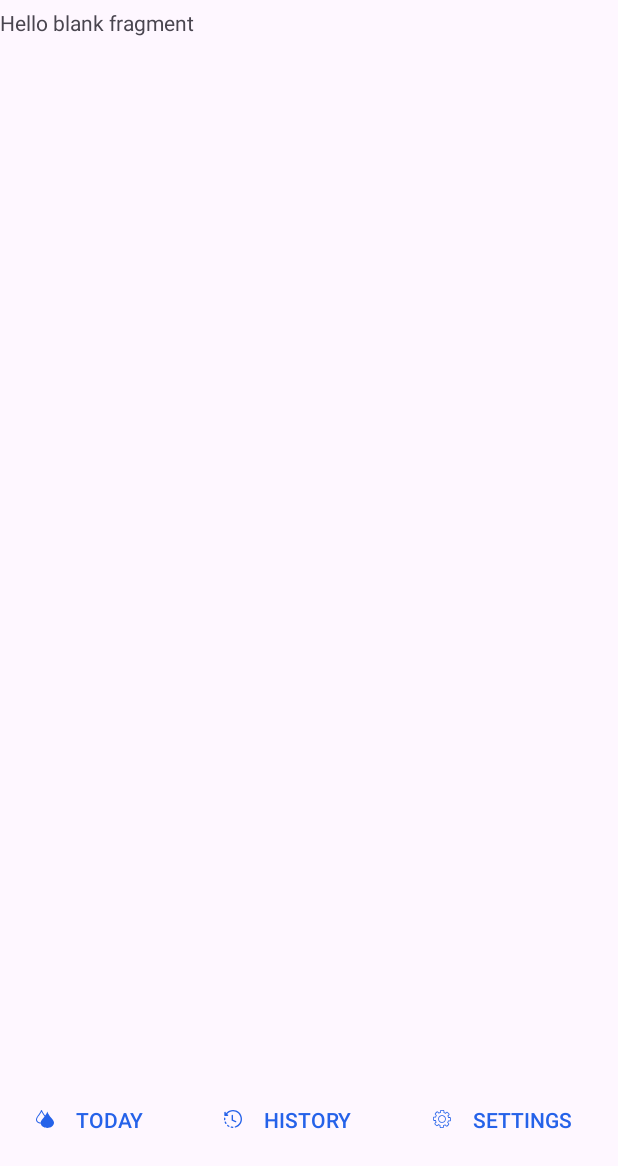
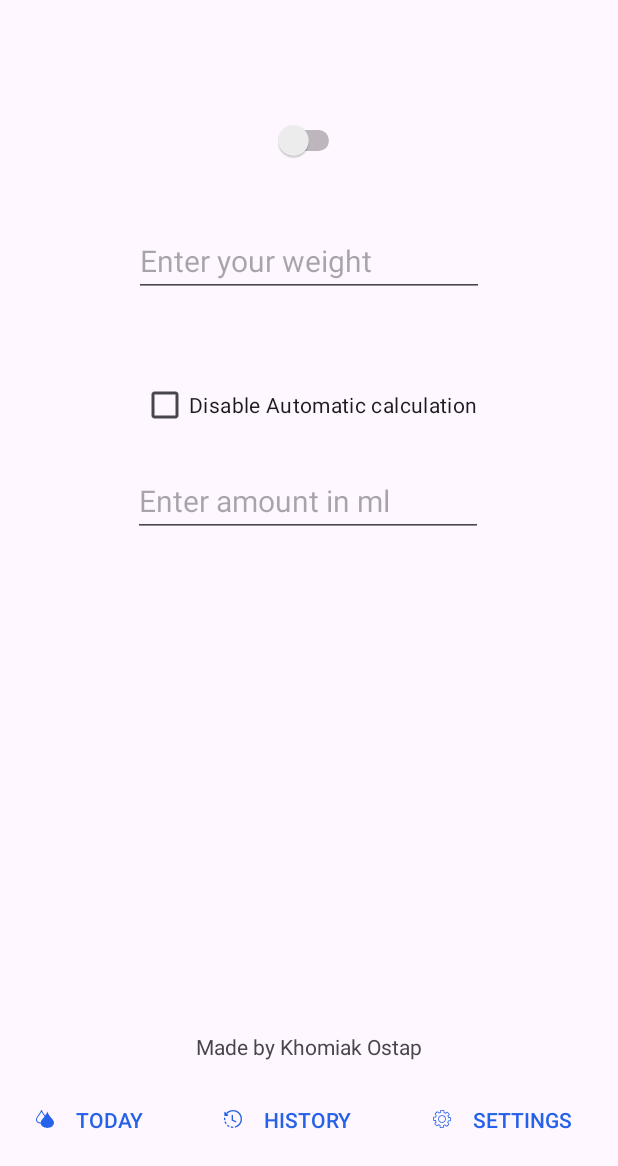
Before and after one commit to ostap-khomiak/Hydrate, an Android app: the fragment SettingsFragment placed in its activity, on a phone screen of 412 x 824 dp, the part 70-1236 px from its top. Run offline under Robolectric (Android 15) with nearby library versions, the phone set to English and light mode, and no system bars; Roboto replaces fonts that are not available here.

Commit message:
added some interface to settings

```diff
--- a/app/src/main/java/com/ostapkhomiak/hydrate/MainActivity.kt
+++ b/app/src/main/java/com/ostapkhomiak/hydrate/MainActivity.kt
@@ -14,6 +14,9 @@ class MainActivity : AppCompatActivity() {
     lateinit var todayBtn : Button
     lateinit var historyBtn : Button
     lateinit var settingsBtn : Button
+    var weight: Double = 65.0
+    var amount: Int = 2500;
+
 
     override fun onCreate(savedInstanceState: Bundle?) {
         super.onCreate(savedInstanceState)
@@ -34,13 +37,16 @@ class MainActivity : AppCompatActivity() {
         val settingsFragment = SettingsFragment()
 
         todayBtn.setOnClickListener { changeFragment(mainFragment) }
-        historyBtn.setOnClickListener { changeFragment(historyFragment)}
+        historyBtn.setOnClickListener { changeFragment(historyFragment) }
         settingsBtn.setOnClickListener { changeFragment(settingsFragment) }
 
 
 
     }
 
+    public fun setWeight(weight: Double){
+        this.weight = weight
+    }
     fun changeFragment(fragment: Fragment){
         val ft = supportFragmentManager.beginTransaction()
         ft.replace(R.id.fragmentContainerView, fragment)
--- a/app/src/main/java/com/ostapkhomiak/hydrate/SettingsFragment.kt
+++ b/app/src/main/java/com/ostapkhomiak/hydrate/SettingsFragment.kt
@@ -9,9 +9,19 @@ import android.view.ViewGroup
 
 class SettingsFragment : Fragment() {
 
+
+
+    override fun onCreate(savedInstanceState: Bundle?) {
+        super.onCreate(savedInstanceState)
+
+    }
+
     override fun onCreateView( inflater: LayoutInflater, container: ViewGroup?, savedInstanceState: Bundle?): View? {
+        requireActivity().setTheme(R.style.Theme_Hydrate)
 
         return inflater.inflate(R.layout.fragment_settings, container, false)
+        (requireActivity() as MainActivity).setWeight(64.9) // test
     }
 
+
 }
--- a/app/src/main/res/layout/fragment_settings.xml
+++ b/app/src/main/res/layout/fragment_settings.xml
@@ -1,14 +1,73 @@
 <?xml version="1.0" encoding="utf-8"?>
 <FrameLayout xmlns:android="http://schemas.android.com/apk/res/android"
+    xmlns:app="http://schemas.android.com/apk/res-auto"
     xmlns:tools="http://schemas.android.com/tools"
     android:layout_width="match_parent"
     android:layout_height="match_parent"
     tools:context=".SettingsFragment">
 
-    <!-- TODO: Update blank fragment layout -->
-    <TextView
+    <androidx.constraintlayout.widget.ConstraintLayout
         android:layout_width="match_parent"
-        android:layout_height="match_parent"
-        android:text="@string/hello_blank_fragment" />
+        android:layout_height="match_parent">
 
+        <Switch
+            android:id="@+id/kglbswitch"
+            android:layout_width="wrap_content"
+            android:layout_height="wrap_content"
+            android:layout_marginTop="64dp"
+            android:textSize="36sp"
+            app:layout_constraintEnd_toEndOf="parent"
+            app:layout_constraintStart_toStartOf="parent"
+            app:layout_constraintTop_toTopOf="parent"
+            tools:text="KG" />
+
+        <EditText
+            android:id="@+id/editWeightTextNumber"
+            android:layout_width="wrap_content"
+            android:layout_height="wrap_content"
+            android:layout_marginTop="32dp"
+            android:digits="6"
+            android:ems="10"
+            android:hint="Enter your weight"
+            android:inputType="number"
+            android:textSize="20sp"
+            app:layout_constraintEnd_toEndOf="parent"
+            app:layout_constraintStart_toStartOf="parent"
+            app:layout_constraintTop_toBottomOf="@+id/kglbswitch" />
+
+        <CheckBox
+            android:id="@+id/checkBox"
+            android:layout_width="wrap_content"
+            android:layout_height="wrap_content"
+            android:layout_marginTop="48dp"
+            android:text="Disable Automatic calculation"
+            app:layout_constraintEnd_toEndOf="parent"
+            app:layout_constraintStart_toStartOf="parent"
+            app:layout_constraintTop_toBottomOf="@+id/editWeightTextNumber" />
+
+        <EditText
+            android:id="@+id/manualWaterTextNumber"
+            android:layout_width="wrap_content"
+            android:layout_height="wrap_content"
+            android:layout_marginTop="16dp"
+            android:digits="8"
+            android:ems="10"
+            android:hint="Enter amount in ml"
+            android:inputType="number"
+            android:textSize="20sp"
+            app:layout_constraintEnd_toEndOf="parent"
+            app:layout_constraintHorizontal_bias="0.497"
+            app:layout_constraintStart_toStartOf="parent"
+            app:layout_constraintTop_toBottomOf="@+id/checkBox" />
+
+        <TextView
+            android:id="@+id/aboutTextView"
+            android:layout_width="wrap_content"
+            android:layout_height="wrap_content"
+            android:layout_marginBottom="8dp"
+            android:text="Made by Khomiak Ostap"
+            app:layout_constraintBottom_toBottomOf="parent"
+            app:layout_constraintEnd_toEndOf="parent"
+            app:layout_constraintStart_toStartOf="parent" />
+    </androidx.constraintlayout.widget.ConstraintLayout>
 </FrameLayout>
```
